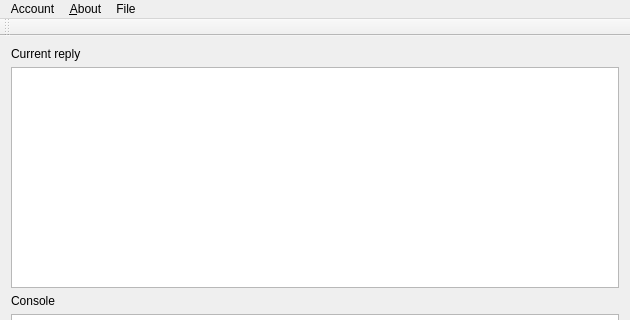
Qt form GDriveApp/src/mainwindow.ui (Loukei/portfolio) before a commit; both pictures show x 0 to 630 and y 0 to 320 of the 630 by 495 pixel window.
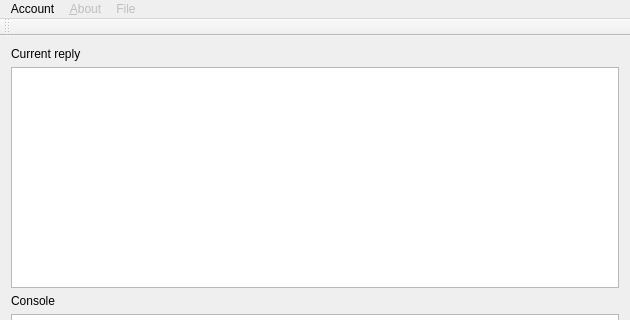
The same form after that commit. Icons and pictures are not drawn.

Commit message:
使用QWidgetAction修復Menu問題
#Todo
1.使用者資訊加密
2.整合各個Dialog介面(treeview放到mainwindow)

Patch:
```diff
--- a/GDriveApp/src/mainwindow.ui
+++ b/GDriveApp/src/mainwindow.ui
@@ -54,7 +54,7 @@
      <height>25</height>
     </rect>
    </property>
-   <widget class="QMenu" name="menuAcount">
+   <widget class="QMenu" name="menu_Acount">
     <property name="title">
      <string>Account</string>
     </property>
@@ -63,9 +63,9 @@
     <addaction name="action_Remember_me"/>
     <addaction name="action_Refresh_Token"/>
    </widget>
-   <widget class="QMenu" name="menuFile">
+   <widget class="QMenu" name="menu_File">
     <property name="enabled">
-     <bool>true</bool>
+     <bool>false</bool>
     </property>
     <property name="title">
      <string>File</string>
@@ -77,14 +77,17 @@
     <addaction name="actionUpdate_file"/>
    </widget>
    <widget class="QMenu" name="menu_About">
+    <property name="enabled">
+     <bool>false</bool>
+    </property>
     <property name="title">
      <string>&amp;About</string>
     </property>
     <addaction name="action_About_User"/>
    </widget>
-   <addaction name="menuAcount"/>
+   <addaction name="menu_Acount"/>
    <addaction name="menu_About"/>
-   <addaction name="menuFile"/>
+   <addaction name="menu_File"/>
   </widget>
   <widget class="QToolBar" name="mainToolBar">
    <attribute name="toolBarArea">
```
Left out of the diff: 33 changed lines with no effect on the pictures. The commit also changes 9 other files.
